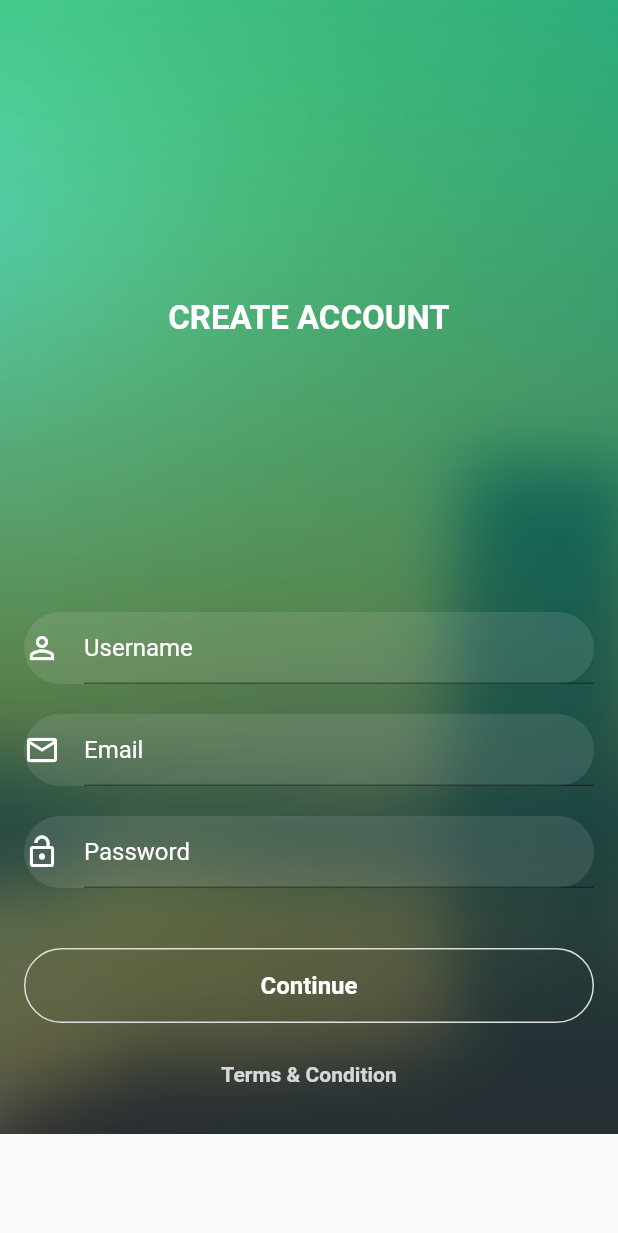
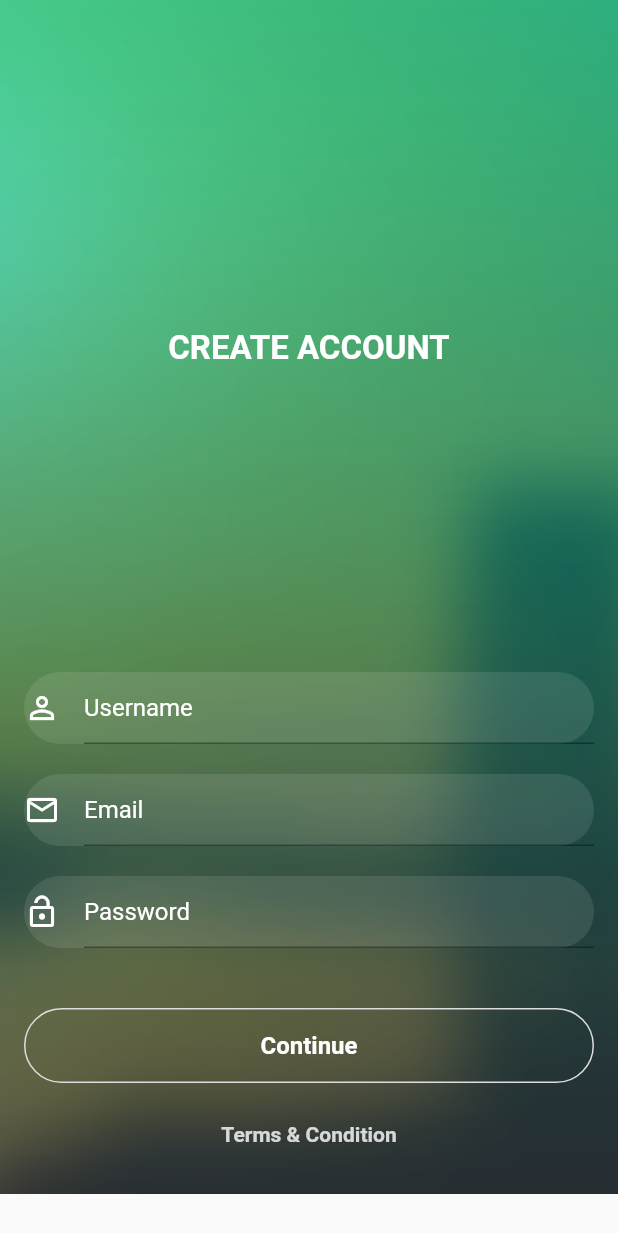
Before and after one commit to GeekyAnts/FlatApp-Firebase-Flutter, a Flutter app: the SignUpScreen screen opened by its route, on a phone screen of 412 x 824 dp. Shown: the top 1233 px of the screen. Run offline on Flutter 3.47's test engine with Material 2 defaults, Android fonts, the phone set to English and light mode, and no system bars; our stand-ins replace firebase_auth; accounts and stored records are empty.

Commit message:
screenshots and readme added

```diff
--- a/lib/screens/SignUp/index.dart
+++ b/lib/screens/SignUp/index.dart
@@ -63,7 +63,7 @@ class SignUpScreenState extends State<SignUpScreen> {
               crossAxisAlignment: CrossAxisAlignment.center,
               children: <Widget>[
                 new SizedBox(
-                    height: screenSize.height / 2 - 20,
+                    height: screenSize.height / 2 + 20,
                     child: new Column(
                       mainAxisAlignment: MainAxisAlignment.center,
                       children: <Widget>[
@@ -132,7 +132,10 @@ class SignUpScreenState extends State<SignUpScreen> {
                           ],
                         )),
                     new TextButton(
-                        buttonName: "Terms & Condition", onPressed: _onPressed,buttonTextStyle: buttonTextStyle,)
+                      buttonName: "Terms & Condition",
+                      onPressed: _onPressed,
+                      buttonTextStyle: buttonTextStyle,
+                    )
                   ],
                 )
               ],
```
Also changed, not shown: 4 other files.
